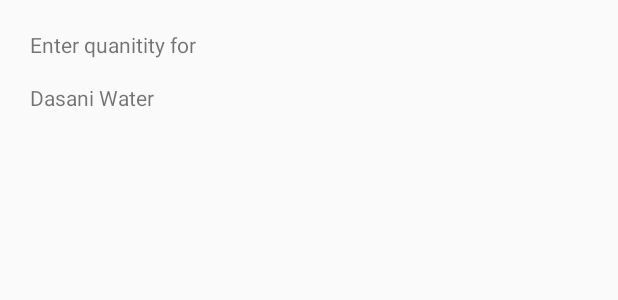
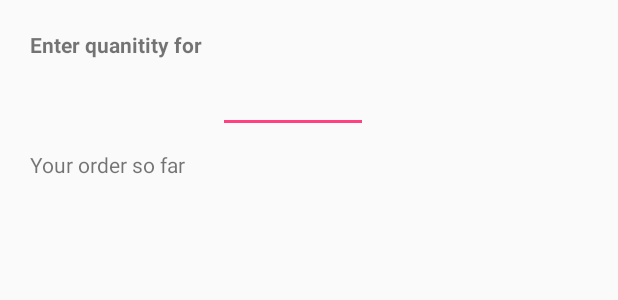
Before and after one commit to Deathman5000/MyStore, an Android app: the layout create_table.xml on its own in the app's theme, with its tools: preview values and no code run, on a phone screen of 412 x 824 dp. Shown: the top 300 px of the screen. Run offline under Robolectric (Android 15) with nearby library versions, the phone set to English and light mode, and no system bars.

Commit message:
Changes to file
I have modified it to possibly handle the table. Right now it crashes when you click the button for some reason so it still needs debugged for that.

```diff
--- a/app/src/main/res/layout/create_table.xml
+++ b/app/src/main/res/layout/create_table.xml
@@ -2,22 +2,46 @@
 <RelativeLayout
     xmlns:android="http://schemas.android.com/apk/res/android"
     android:layout_width="match_parent"
-    android:layout_height="match_parent">
+    android:layout_height="match_parent"
+    android:layout_marginLeft="20dp">
 
     <TextView
         android:layout_width="match_parent"
-        android:layout_height="match_parent"
+        android:layout_height="20dp"
         android:layout_marginTop="20dp"
-        android:layout_marginLeft="20dp"
+        android:textStyle="bold"
         android:text="Enter quanitity for"
         />
+    <LinearLayout
+        android:layout_width="wrap_content"
+        android:layout_height="wrap_content"
+        android:orientation="horizontal"
+        android:layout_marginTop="30dp">
+        <TextView
+            android:layout_width="125dp"
+            android:layout_height="match_parent"
+            android:layout_marginTop="25dp"
+            android:textStyle="bold"
+            android:id="@+id/item"
+            />
+        <EditText
+            android:layout_width="100dp"
+            android:layout_height="match_parent"
+            android:id="@+id/itemQuantity"
+            android:inputType="number"
+            />
+    </LinearLayout>
     <TextView
-        android:layout_width="match_parent"
-        android:layout_height="match_parent"
-        android:layout_marginTop="55dp"
-        android:layout_marginLeft="20dp"
-        android:text="Dasani Water"
-        />
+        android:layout_width="wrap_content"
+        android:layout_height="wrap_content"
+        android:text="Your order so far"
+        android:layout_marginTop="100dp"/>
+    <TableLayout
+        android:layout_width="wrap_content"
+        android:layout_height="wrap_content"
+        android:id="@+id/tableLayout"
+        android:layout_marginTop="130dp">
+    </TableLayout>
 
 
 </RelativeLayout>
```
Also changed, not shown: app/src/main/java/com/example/kb974609/mystore/CreateTable.java (+79 -0 lines), app/src/main/java/com/example/kb974609/mystore/StoreActivity.java (+16 -8 lines), app/src/main/res/layout/activity_store.xml (+7 -7 lines).
